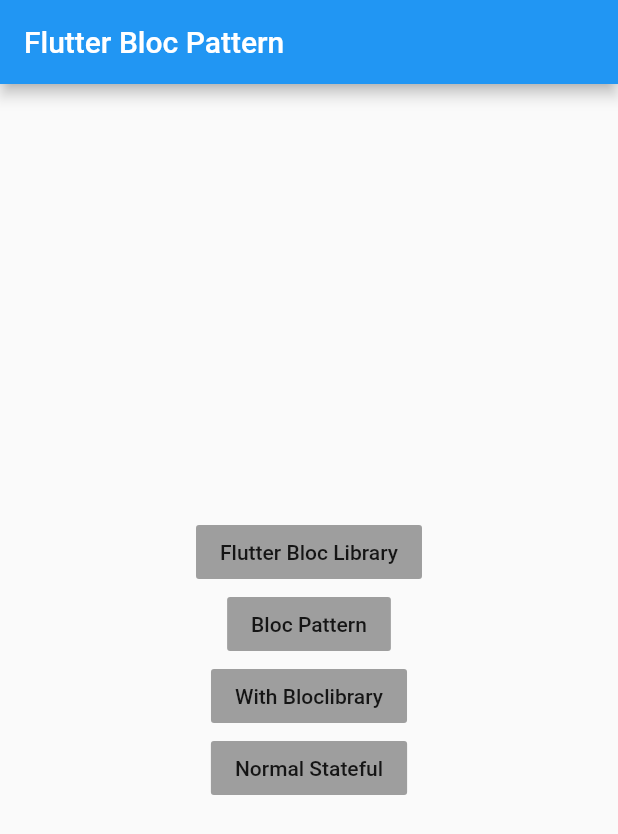
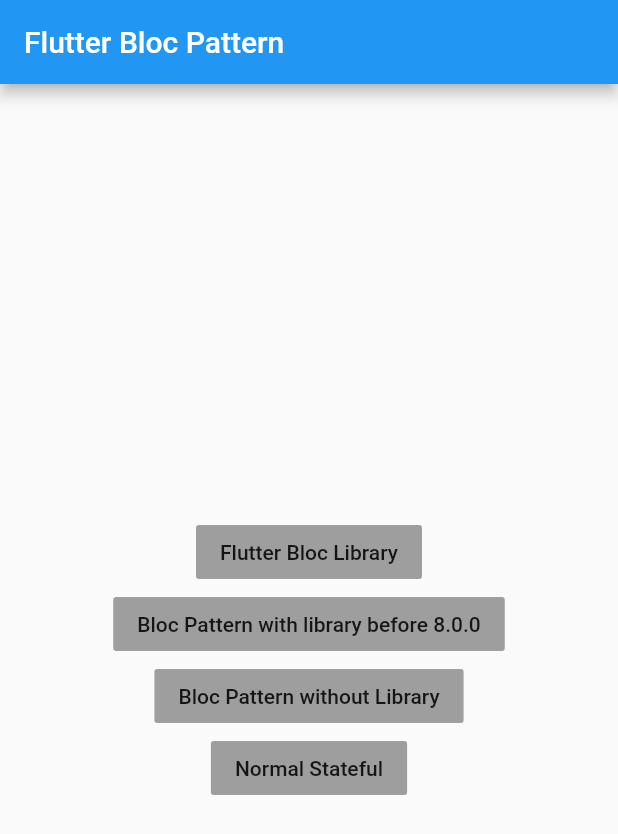
Before and after one commit to Lee-Yoonjoo/blocpattern, a Flutter app: the screen it shows after launch, on a phone screen of 412 x 824 dp. Shown: the top 834 px of the screen. Run offline on Flutter 3.47's test engine with Material 2 defaults, Android fonts, the phone set to English and light mode, and no system bars; our stand-ins replace bloc, flutter_bloc.

Commit message:
Change names on Buttons

```diff
--- a/lib/main.dart
+++ b/lib/main.dart
@@ -76,13 +76,14 @@ class _HomePageState extends State<Home> {
               },
             ),
           ),
+
           Center(
             child: FlatButton(
               color: Colors.grey,
-              child: Text("Bloc Pattern"),
+              child: Text("Bloc Pattern with library before 8.0.0"),
               onPressed: () {
                 Navigator.push(context, MaterialPageRoute(builder: (_) {
-                  return BlocWidget();
+                  return BlocLibraryWidget();
                 }));
               },
             ),
@@ -90,10 +91,10 @@ class _HomePageState extends State<Home> {
           Center(
             child: FlatButton(
               color: Colors.grey,
-              child: Text("With Bloclibrary"),
+              child: Text("Bloc Pattern without Library"),
               onPressed: () {
                 Navigator.push(context, MaterialPageRoute(builder: (_) {
-                  return BlocLibraryWidget();
+                  return BlocWidget();
                 }));
               },
             ),
```
